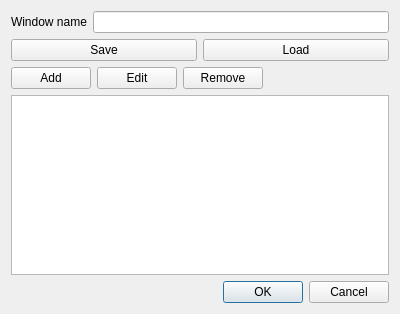
meritechsolutions/azenqos_qgis_plugin, file Azenqos/custom_table_dialog.ui: the form before one commit.
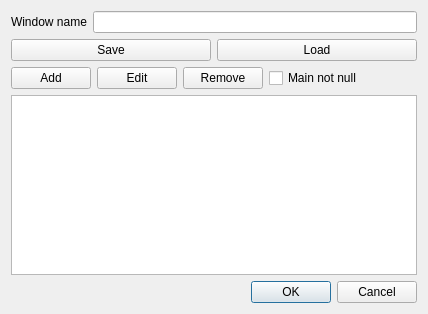
The form after the commit.

Commit message: add custom table main not null check box

Patch:
```diff
--- a/Azenqos/custom_table_dialog.ui
+++ b/Azenqos/custom_table_dialog.ui
@@ -6,7 +6,7 @@
    <rect>
     <x>0</x>
     <y>0</y>
-    <width>400</width>
+    <width>428</width>
     <height>314</height>
    </rect>
   </property>
@@ -71,6 +71,13 @@
          </property>
         </widget>
        </item>
+       <item>
+        <widget class="QCheckBox" name="mainNotNullCheckBox">
+         <property name="text">
+          <string>Main not null</string>
+         </property>
+        </widget>
+       </item>
        <item>
         <spacer name="horizontalSpacer">
          <property name="orientation">
```
The commit also changes 3 other files.
